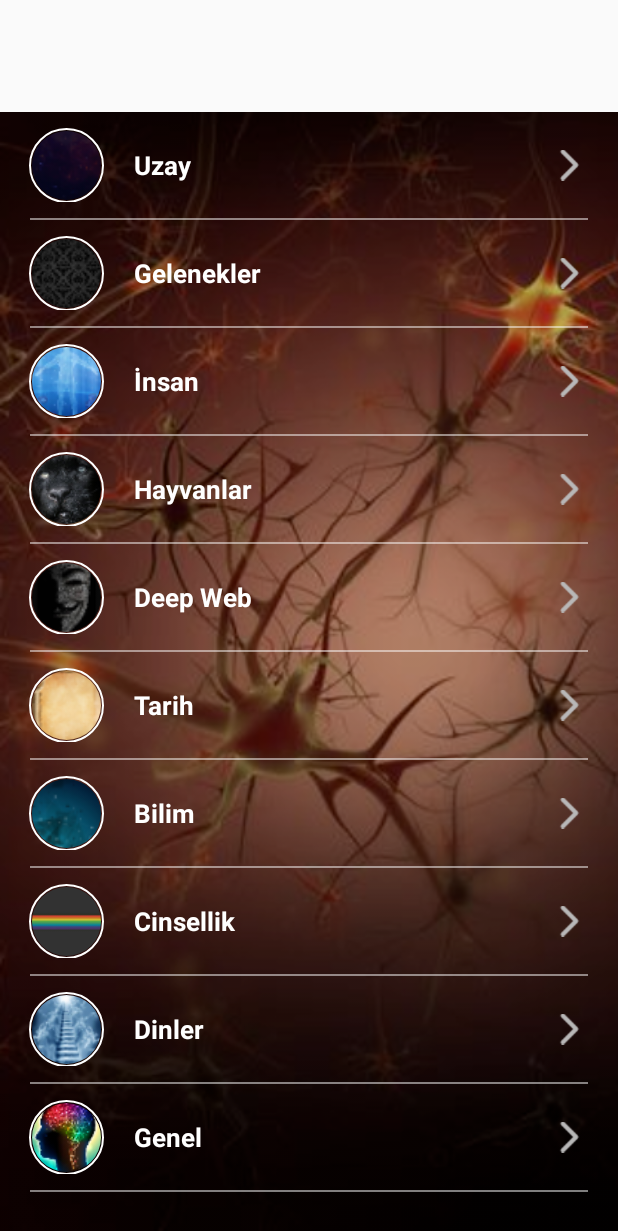
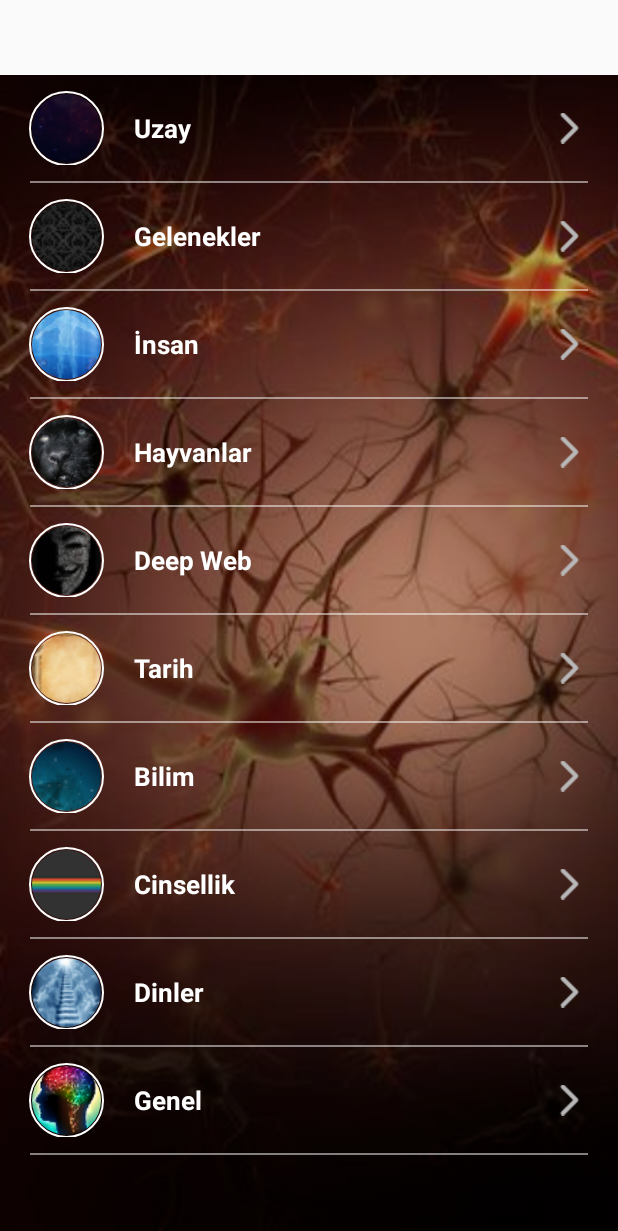
Before and after one commit to ugurgog/ilgincBilgiler, an Android app: the screen it shows after launch (MainContentActivity), on a phone screen of 412 x 824 dp. Shown: the top 1231 px of the screen. Run offline under Robolectric (Android 15) with nearby library versions, the phone set to English and light mode, and no system bars; our stand-ins replace AdMob, ButterKnife; libraries missing offline, so code that uses them is left out: com.crashlytics.android, io.fabric.sdk; pictures from the network do not load; 2 statements that could not run were skipped.

Commit message:
initial check

```diff
--- a/app/build.gradle
+++ b/app/build.gradle
@@ -7,8 +7,8 @@ android {
         applicationId "uren.com.ilgincbilgiler"
         minSdkVersion 23
         targetSdkVersion 27
-        versionCode 1
-        versionName "1.0"
+        versionCode 2
+        versionName "2.1"
         testInstrumentationRunner "android.support.test.runner.AndroidJUnitRunner"
     }
     buildTypes {
--- a/app/src/main/res/layout/fragment_main.xml
+++ b/app/src/main/res/layout/fragment_main.xml
@@ -10,13 +10,12 @@
 
         <RelativeLayout
             android:layout_width="match_parent"
-            android:layout_height="0dp"
-            android:layout_weight="1">
+            android:layout_height="50dp">
 
             <com.google.android.gms.ads.AdView xmlns:ads="http://schemas.android.com/apk/res-auto"
                 android:id="@+id/adView"
                 android:layout_width="match_parent"
-                android:layout_height="wrap_content"
+                android:layout_height="50dp"
                 android:layout_alignParentBottom="true"
                 android:layout_centerHorizontal="true"
                 ads:adSize="SMART_BANNER"
@@ -26,8 +25,7 @@
 
         <RelativeLayout
             android:layout_width="wrap_content"
-            android:layout_height="0dp"
-            android:layout_weight="10">
+            android:layout_height="match_parent">
 
             <ImageView
                 android:layout_width="match_parent"
```
Also changed, not shown: app/src/main/res/layout/fragment_item_content.xml (+3 -5 lines), app/src/main/res/layout/fragment_multiline_info.xml (+3 -5 lines), 1 other file.
